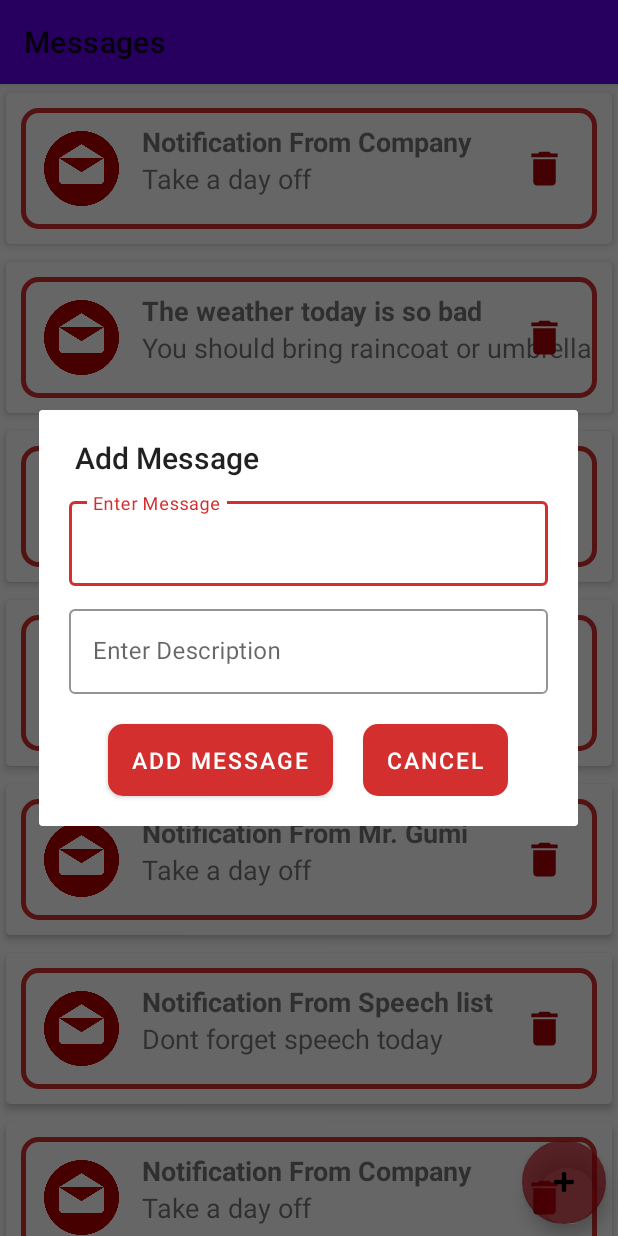
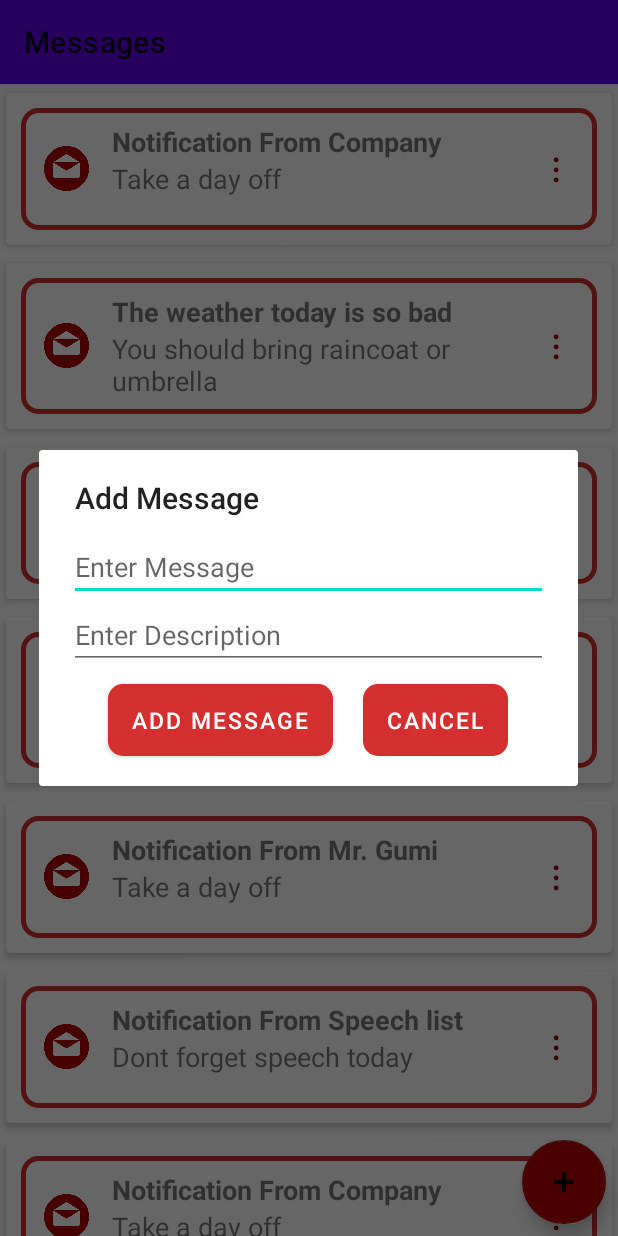
Before and after one commit to pritish123123/Gumi-April-Project, an Android app: the ShowListActivity screen opened directly, with no data from a screen before it, after a tap on an icon or button, on a phone screen of 412 x 824 dp. Run offline under Robolectric (Android 15) with nearby library versions, the phone set to English and light mode, and no system bars; 1 statement that could not run was skipped.

Commit message:
Worked on delete and add concept in RecyclerView

```diff
--- a/Gumi Vietnam/app/src/main/java/com/example/gumivietnam/MyAdapter.kt
+++ b/Gumi Vietnam/app/src/main/java/com/example/gumivietnam/MyAdapter.kt
@@ -5,46 +5,67 @@ import android.view.LayoutInflater
 import android.view.View
 import android.view.ViewGroup
 import android.widget.ImageView
+import android.widget.PopupMenu
 import android.widget.TextView
 import androidx.recyclerview.widget.RecyclerView
-import java.util.*
 
 
 class MyAdapter(
-    private val context: Context,
-    private val model: List<Model>,
-    private val mRandom: Random = Random(),
-    val listener: (Model) -> Unit
+    val context: Context,
+    val items: ArrayList<Model>,
+    private val listener: (Model) -> Unit
 ) :
     RecyclerView.Adapter<MyAdapter.ModelViewHolder>()
 {
 
     class ModelViewHolder(view: View) : RecyclerView.ViewHolder(view)
     {
-        val image = view.findViewById<ImageView>(R.id.red)
-        val title = view.findViewById<TextView>(R.id.company)
-        val descriptor = view.findViewById<TextView>(R.id.take)
-        val delete = view.findViewById<ImageView>(R.id.imageDelete)
-        fun bindView(model: Model, listener: (Model) -> Unit)
+        private val image: ImageView = view.findViewById(R.id.red)
+        private val title: TextView? = view.findViewById(R.id.company)
+        private val descriptor: TextView? = view.findViewById(R.id.take)
+        val buttonViewOption: TextView? = itemView.findViewById(R.id.textViewOptions)
+        fun bindView(items: Model, listener: (Model) -> Unit)
         {
-            image.setImageResource(model.image)
-            title.text = model.title
-            descriptor.text = model.descriptor
-            itemView.setOnClickListener { listener(model) }
-
+            image.setImageResource(items.image)
+            title?.text = items.title
+            descriptor?.text = items.descriptor
+            itemView.setOnClickListener { listener(items) }
+            buttonViewOption?.setOnClickListener{ }
         }
-
     }
 
-    override fun onCreateViewHolder(parent: ViewGroup, viewType: Int): ModelViewHolder =
-        ModelViewHolder(LayoutInflater.from(context).inflate(R.layout.row, parent, false))
+    override fun onCreateViewHolder(parent: ViewGroup, viewType: Int): ModelViewHolder
+    {
+        return ModelViewHolder(LayoutInflater.from(context).inflate(R.layout.row, parent, false))
+    }
 
-    override fun getItemCount(): Int = model.size
-
+    override fun getItemCount(): Int {
+        return items.size
+    }
 
     override fun onBindViewHolder(holder: ModelViewHolder, position: Int)
     {
-        holder.bindView(model[position], listener)
+        holder?.bindView(items[position], listener)
+        holder?.buttonViewOption?.setOnClickListener {
+            val popup = PopupMenu(context, holder.buttonViewOption)
+            //inflating menu from xml resource
+            popup.inflate(R.menu.menu_option)
+            //adding click listener
+            popup.setOnMenuItemClickListener { item ->
+                when (item.itemId) {
+                    R.id.delete -> {
+                        items.removeAt(position)
+                        notifyItemRemoved(position)
+                        notifyItemRangeChanged(position,items.size)
+                    }
+                    R.id.edit -> {
 
+                    }
+                }
+                false
+            }
+            //displaying the popup
+            popup.show()
+        }
     }
 }
--- a/Gumi Vietnam/app/src/main/java/com/example/gumivietnam/ShowListActivity.kt
+++ b/Gumi Vietnam/app/src/main/java/com/example/gumivietnam/ShowListActivity.kt
@@ -1,87 +1,91 @@
 package com.example.gumivietnam
 
+import android.content.Context
 import android.content.Intent
 import androidx.appcompat.app.AppCompatActivity
 import android.os.Bundle
-import android.renderscript.ScriptGroup
 import android.view.LayoutInflater
-import android.view.View
-import android.widget.AdapterView
-import android.widget.Button
 import android.widget.Toast
 import androidx.appcompat.app.AlertDialog
-import androidx.recyclerview.widget.DividerItemDecoration
 import androidx.recyclerview.widget.LinearLayoutManager
 import androidx.recyclerview.widget.RecyclerView
-import com.google.android.material.floatingactionbutton.FloatingActionButton
 import kotlinx.android.synthetic.main.activity_show_list.*
 import kotlinx.android.synthetic.main.add_message_dialog.view.*
 import kotlinx.android.synthetic.main.row.*
+import kotlinx.android.synthetic.main.row.view.*
+import kotlinx.android.synthetic.main.row.view.company
 import java.util.*
 
 class ShowListActivity : AppCompatActivity() {
     companion object{
-        val INTENT_PARCELABLE = "OBJECT_INTENT"
+        const val INTENT_PARCELABLE = "OBJECT_INTENT"
     }
-    private val mRandom = Random()
 
+    private val Models : ArrayList<Model> = ArrayList()
     override fun onCreate(savedInstanceState: Bundle?) {
         super.onCreate(savedInstanceState)
         setContentView(R.layout.activity_show_list)
 
         this.title = "Messages"
 
-        val modelList = listOf<Model>(
-            Model("Notification From Company", "Take a day off", R.drawable.email),
-            Model("The weather today is so bad", "You should bring raincoat or umbrella", R.drawable.email),
-            Model("The weather is so good", "Have a nice day!!!", R.drawable.email),
-            Model("Notification From Company", "Don't forget to check health care today!", R.drawable.email),
-            Model("Notification From Mr. Gumi", "Take a day off", R.drawable.email),
-            Model("Notification From Speech list", "Dont forget speech today", R.drawable.email),
-            Model("Notification From Company", "Take a day off", R.drawable.email),
-            Model("Notification From Company", "Take a day off", R.drawable.email),
-            Model("Notification From Company", "Take a day off", R.drawable.email),
-            Model("Notification From Company", "Take a day off", R.drawable.email),
-            Model("Notification From Company", "Take a day off", R.drawable.email),
-            Model("Notification From Company", "Take a day off", R.drawable.email)
-        )
+        addModel()
 
         val recyclerView = findViewById<RecyclerView>(R.id.recycle)
         recyclerView.layoutManager = LinearLayoutManager(this)
         recyclerView.setHasFixedSize(true)
-        recyclerView.adapter = MyAdapter(this, modelList){
+        recyclerView.adapter = MyAdapter(items = Models, context = this){
             val intent = Intent(this, InfoActivity::class.java)
             intent.putExtra(INTENT_PARCELABLE, it)
             startActivity(intent)
         }
 
-
         btn.setOnClickListener {
             val mDialogView = LayoutInflater.from(this).inflate(R.layout.add_message_dialog, null)
-
             val mBuilder = AlertDialog.Builder(this)
                 .setView(mDialogView)
                 .setTitle("Add Message")
-
             val mAlertDialog = mBuilder.show()
-
-            mDialogView.add.setOnClickListener {
-
-                mAlertDialog.dismiss()
-
-                val message = mDialogView.add.editText.toString()
-                val des = mDialogView.des.editText.toString()
-
-            }
 
             mDialogView.cancel_button.setOnClickListener {
                 mAlertDialog.dismiss()
             }
             mDialogView.add_btn.setOnClickListener {
-
-                Toast.makeText(this@ShowListActivity, " You want To add message", Toast.LENGTH_LONG).show()
+                mAlertDialog.dismiss()
+                val message = mDialogView?.add?.text.toString()
+                val des = mDialogView?.des?.text.toString()
+                Models.add(Model(" $message", " $des", R.drawable.email ))
+                Toast.makeText(this@ShowListActivity, " You add the message", Toast.LENGTH_LONG).show()
             }
         }
+    }
+    private fun addModel()
+    {
+        Models.add(Model("Notification From Company", "Take a day off", R.drawable.email))
+        Models.add(Model("The weather today is so bad", "You should bring raincoat or umbrella", R.drawable.email))
+        Models.add(Model("The weather is so good", "Have a nice day!!!", R.drawable.email))
+        Models.add(Model("Notification From Company", "Don't forget to check health care today!", R.drawable.email))
+        Models.add(Model("Notification From Mr. Gumi", "Take a day off", R.drawable.email))
+        Models.add(Model("Notification From Speech list", "Dont forget speech today", R.drawable.email))
+        Models.add(Model("Notification From Company", "Take a day off", R.drawable.email))
+        Models.add(Model("Notification From Company", "Take a day off", R.drawable.email))
+        Models.add(Model("Notification From Company", "Take a day off", R.drawable.email))
+        Models.add(Model("Notification From Company", "Take a day off", R.drawable.email))
+        Models.add(Model("Notification From Company", "Take a day off", R.drawable.email))
+        Models.add(Model("Notification From Company", "Take a day off", R.drawable.email))
+        Models.add(Model("Notification From Company", "Take a day off", R.drawable.email))
+    }
 
-    }
+//    override fun editItem(context: Context, Model: Int){
+//        val intent = Intent(this@ShowListActivity, EditActivity::class.java )
+//        intent.putExtra(INTENT_PARCELABLE,true)
+//
+//    }
+
+//    override fun editItem(person: Person, index: Int) {
+//        val intent = Intent(this@MainActivity, EditActivity::class.java)
+//        intent.putExtra(PERSON_INTENT_EDIT, true)
+//        intent.putExtra(PERSON_INTENT_OBJECT, person)
+//        intent.putExtra(PERSON_INTENT_INDEX, index)
+//        startActivityForResult(intent, REQUEST_CODE)
+//    }
 }
--- /dev/null
+++ b/Gumi Vietnam/app/src/main/res/drawable-anydpi/ic_menu_more.xml
@@ -0,0 +1,11 @@
+<vector xmlns:android="http://schemas.android.com/apk/res/android"
+    android:width="24dp"
+    android:height="24dp"
+    android:viewportWidth="24"
+    android:viewportHeight="24"
+    android:tint="#FFFFFF"
+    android:alpha="0.8">
+    <path
+        android:fillColor="#FF000000"
+        android:pathData="M12,8c1.1,0 2,-0.9 2,-2s-0.9,-2 -2,-2 -2,0.9 -2,2 0.9,2 2,2zM12,10c-1.1,0 -2,0.9 -2,2s0.9,2 2,2 2,-0.9 2,-2 -0.9,-2 -2,-2zM12,16c-1.1,0 -2,0.9 -2,2s0.9,2 2,2 2,-0.9 2,-2 -0.9,-2 -2,-2z"/>
+</vector>
--- a/Gumi Vietnam/app/src/main/res/layout/activity_login.xml
+++ b/Gumi Vietnam/app/src/main/res/layout/activity_login.xml
@@ -1,5 +1,5 @@
 <?xml version="1.0" encoding="utf-8"?>
-<ScrollView
+<LinearLayout
     xmlns:android="http://schemas.android.com/apk/res/android"
     xmlns:app="http://schemas.android.com/apk/res-auto"
     xmlns:tools="http://schemas.android.com/tools"
@@ -12,7 +12,7 @@
 
     <LinearLayout
         android:layout_width="match_parent"
-        android:layout_height="wrap_content"
+        android:layout_height="match_parent"
         android:layout_marginTop="30dp"
         android:layout_marginStart="20dp"
         android:layout_marginEnd="20dp"
@@ -114,4 +114,4 @@
 
 
     </LinearLayout>
-</ScrollView>
+</LinearLayout>
--- a/Gumi Vietnam/app/src/main/res/layout/activity_show_list.xml
+++ b/Gumi Vietnam/app/src/main/res/layout/activity_show_list.xml
@@ -18,7 +18,7 @@
             android:layout_marginEnd="8dp"
             android:layout_marginBottom="8dp"
             android:src="@android:drawable/ic_input_add"
-            app:backgroundTint="#A9BE000B" />
+            app:backgroundTint="#B50000" />
 
         <androidx.recyclerview.widget.RecyclerView
             android:id="@+id/recycle"
--- a/Gumi Vietnam/app/src/main/res/layout/add_message_dialog.xml
+++ b/Gumi Vietnam/app/src/main/res/layout/add_message_dialog.xml
@@ -7,43 +7,59 @@
     android:padding="10dp"
     android:theme="@style/ThemeOverlay.AppCompat.Dialog.Alert">
 
-    <com.google.android.material.textfield.TextInputLayout
+<!--    <com.google.android.material.textfield.TextInputLayout-->
+<!--        android:id="@+id/add"-->
+<!--        style="@style/Widget.MaterialComponents.TextInputLayout.OutlinedBox"-->
+<!--        android:layout_width="match_parent"-->
+<!--        android:layout_height="wrap_content"-->
+<!--        android:layout_marginStart="10dp"-->
+<!--        android:layout_marginEnd="10dp"-->
+<!--        android:layout_marginBottom="10dp"-->
+<!--        android:hint="@string/enter_message"-->
+<!--        app:boxStrokeColor="@color/colorPrimaryDark"-->
+<!--        app:hintTextColor="@color/colorPrimaryDark">-->
+
+<!--        <com.google.android.material.textfield.TextInputEditText-->
+<!--            android:layout_width="match_parent"-->
+<!--            android:layout_height="wrap_content">-->
+
+<!--        </com.google.android.material.textfield.TextInputEditText>-->
+<!--    </com.google.android.material.textfield.TextInputLayout>-->
+
+<!--    <com.google.android.material.textfield.TextInputLayout-->
+<!--        android:id="@+id/des"-->
+<!--        style="@style/Widget.MaterialComponents.TextInputLayout.OutlinedBox"-->
+<!--        android:layout_width="match_parent"-->
+<!--        android:layout_height="wrap_content"-->
+<!--        android:layout_marginStart="10dp"-->
+<!--        android:layout_marginEnd="10dp"-->
+<!--        android:layout_marginBottom="10dp"-->
+<!--        android:hint="@string/enter_description"-->
+<!--        app:boxStrokeColor="@color/colorPrimaryDark"-->
+<!--        app:hintTextColor="@color/colorPrimaryDark">-->
+
+<!--        <com.google.android.material.textfield.TextInputEditText-->
+<!--            android:layout_width="match_parent"-->
+<!--            android:layout_height="wrap_content">-->
+
+<!--        </com.google.android.material.textfield.TextInputEditText>-->
+<!--    </com.google.android.material.textfield.TextInputLayout>-->
+
+    <EditText
         android:id="@+id/add"
-        style="@style/Widget.MaterialComponents.TextInputLayout.OutlinedBox"
         android:layout_width="match_parent"
         android:layout_height="wrap_content"
         android:layout_marginStart="10dp"
         android:layout_marginEnd="10dp"
-        android:layout_marginBottom="10dp"
-        android:hint="@string/enter_message"
-        app:boxStrokeColor="@color/colorPrimaryDark"
-        app:hintTextColor="@color/colorPrimaryDark">
+        android:hint="@string/enter_message" />
 
-        <com.google.android.material.textfield.TextInputEditText
-            android:layout_width="match_parent"
-            android:layout_height="wrap_content">
-
-        </com.google.android.material.textfield.TextInputEditText>
-    </com.google.android.material.textfield.TextInputLayout>
-
-    <com.google.android.material.textfield.TextInputLayout
+    <EditText
         android:id="@+id/des"
-        style="@style/Widget.MaterialComponents.TextInputLayout.OutlinedBox"
         android:layout_width="match_parent"
         android:layout_height="wrap_content"
         android:layout_marginStart="10dp"
         android:layout_marginEnd="10dp"
-        android:layout_marginBottom="10dp"
-        android:hint="@string/enter_description"
-        app:boxStrokeColor="@color/colorPrimaryDark"
-        app:hintTextColor="@color/colorPrimaryDark">
-
-        <com.google.android.material.textfield.TextInputEditText
-            android:layout_width="match_parent"
-            android:layout_height="wrap_content">
-
-        </com.google.android.material.textfield.TextInputEditText>
-    </com.google.android.material.textfield.TextInputLayout>
+        android:hint="@string/enter_description" />
 
     <LinearLayout
         android:layout_width="match_parent"
--- a/Gumi Vietnam/app/src/main/res/layout/row.xml
+++ b/Gumi Vietnam/app/src/main/res/layout/row.xml
@@ -23,11 +23,13 @@
 
         <ImageView
             android:id="@+id/red"
-            android:layout_width="50dp"
-            android:layout_height="50dp"
+            android:layout_width="30dp"
+            android:layout_height="30dp"
             android:src="@drawable/email"
             android:layout_margin="15dp"
-            android:contentDescription="@string/todo" />
+            android:contentDescription="@string/todo"
+            android:layout_alignParentStart="true"
+            android:layout_centerInParent="true"/>
 
         <TextView
             android:id="@+id/company"
@@ -43,23 +45,29 @@
 
         <TextView
             android:id="@+id/take"
-            android:layout_width="wrap_content"
+            android:layout_width="match_parent"
             android:layout_height="wrap_content"
             android:text="@string/take_a_half_day_off"
             android:layout_toEndOf="@id/red"
             android:layout_below="@id/company"
             android:textSize="18sp"
-            android:layout_marginBottom="10dp"/>
+            android:layout_marginBottom="10dp"
+            android:layout_marginEnd="40dp"/>
 
-        <ImageView
-            android:id="@+id/imageDelete"
-            android:layout_width="30dp"
-            android:layout_height="30dp"
-            android:src="@drawable/delete"
-            android:layout_alignParentEnd="true"
+        <TextView
+            android:id="@+id/textViewOptions"
+            android:layout_width="wrap_content"
+            android:layout_height="wrap_content"
             android:layout_centerInParent="true"
             android:layout_margin="20dp"
-            android:contentDescription="@string/todo" />
+            android:textColor="#9E0009"
+            android:textStyle="bold"
+            android:text="@string/_8942"
+            android:textAppearance="?android:textAppearanceLarge"
+            android:layout_alignParentEnd="true"
+            android:padding="5dp"/>
+
+
 
     </RelativeLayout>
 </androidx.cardview.widget.CardView>
--- /dev/null
+++ b/Gumi Vietnam/app/src/main/res/menu/menu_option.xml
@@ -0,0 +1,9 @@
+<?xml version="1.0" encoding="utf-8"?>
+<menu xmlns:android="http://schemas.android.com/apk/res/android">
+    <item
+        android:id="@+id/delete"
+        android:title="@string/delete"/>
+    <item
+        android:id="@+id/edit"
+        android:title="@string/edit"/>
+</menu>
--- a/Gumi Vietnam/app/src/main/res/values/strings.xml
+++ b/Gumi Vietnam/app/src/main/res/values/strings.xml
@@ -21,4 +21,7 @@
     <string name="enter_message">Enter Message</string>
     <string name="enter_description">Enter Description</string>
     <string name="cancel">Cancel</string>
+    <string name="_8942">⋮</string>
+    <string name="edit">Edit</string>
+    <string name="delete">Delete</string>
 </resources>
```
Also changed, not shown: Gumi Vietnam/app/src/main/java/com/example/gumivietnam/Model.kt (+12 -6 lines), Gumi Vietnam/app/src/main/res/drawable-hdpi/ic_menu_more.png (added), Gumi Vietnam/app/src/main/res/drawable-mdpi/ic_menu_more.png (added), Gumi Vietnam/app/src/main/res/drawable-xhdpi/ic_menu_more.png (added), Gumi Vietnam/app/src/main/res/drawable-xxhdpi/ic_menu_more.png (added), 324 other files.
